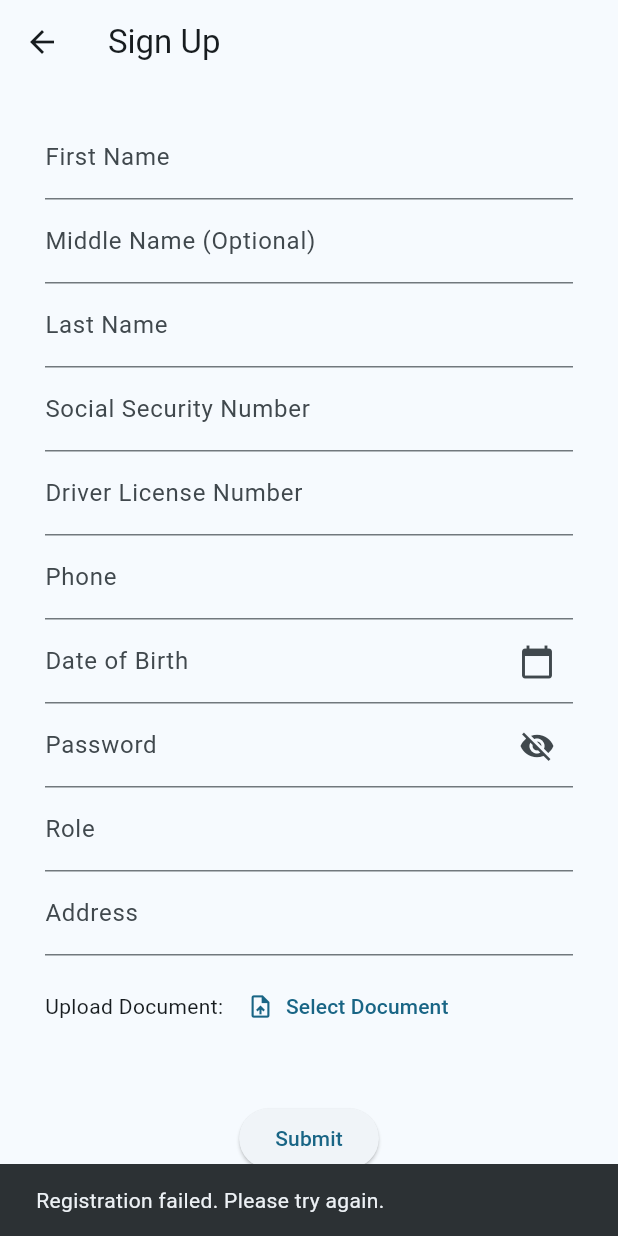
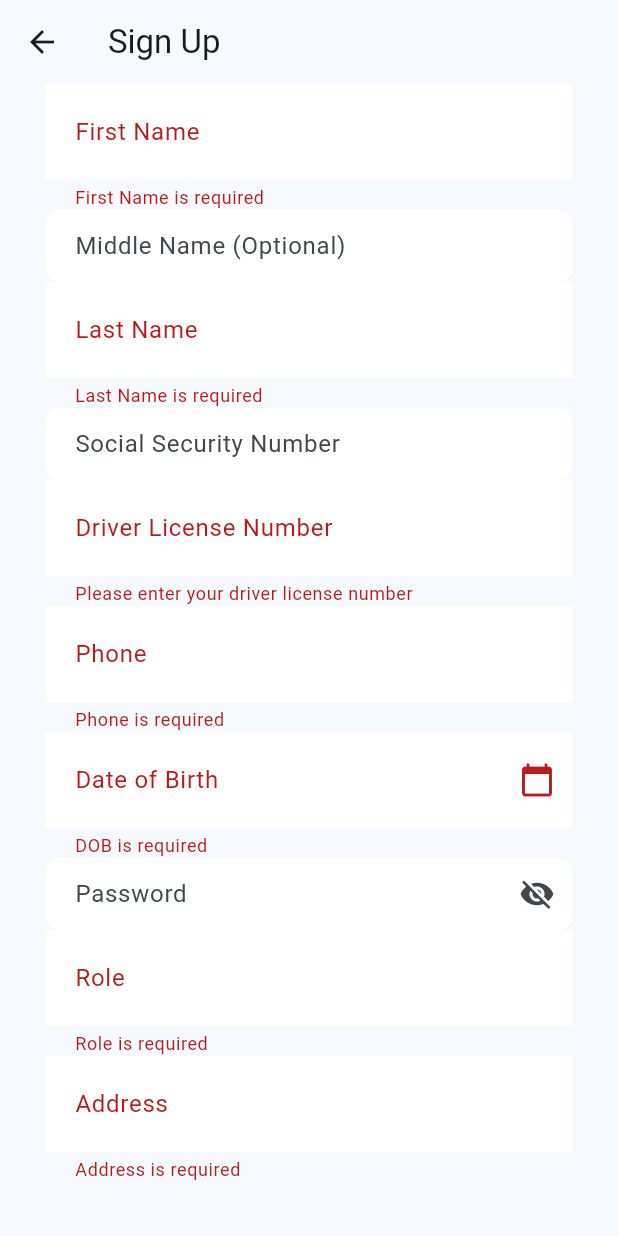
Before and after one commit to appdev-umair/driver_app, a Flutter app: the FormScreen screen opened directly, after a tap on "Submit", on a phone screen of 412 x 824 dp. Run offline on Flutter 3.47's test engine with Material 3 defaults, Android fonts, the phone set to English and light mode, and no system bars; our stand-ins replace dio, file_picker, flutter_social_button, page_transition, shared_preferences; missing offline and left inert: mime_type; accounts and stored records are empty.

```diff
--- a/lib/core/app_export.dart
+++ b/lib/core/app_export.dart
@@ -5,3 +5,8 @@ export 'package:driver_app/core/utils/image_constants.dart';
 export 'package:driver_app/widgets/social_buttons.dart';
 export 'package:page_transition/page_transition.dart';
 export 'package:driver_app/routes/app_routes.dart';
+export 'package:driver_app/model/leads_model.dart';
+export 'package:driver_app/presentation/lead_screen/lead_detail_screen.dart';
+export 'package:driver_app/services/lead_service.dart';
+export 'package:driver_app/services/login_service.dart';
+export 'package:flutter/material.dart';
--- /dev/null
+++ b/lib/model/leads_model.dart
@@ -0,0 +1,40 @@
+class Lead {
+  final String id;
+  final String name;
+  final List<dynamic> driver; // You might want to define a Driver class if it's structured
+  final int items;
+  final String pickupLocation;
+  final String dropoffLocation;
+  final String status;
+  final DateTime createdAt;
+  final DateTime updatedAt;
+  final int v;
+
+  Lead({
+    required this.id,
+    required this.name,
+    required this.driver,
+    required this.items,
+    required this.pickupLocation,
+    required this.dropoffLocation,
+    required this.status,
+    required this.createdAt,
+    required this.updatedAt,
+    required this.v,
+  });
+
+  factory Lead.fromJson(Map<String, dynamic> json) {
+    return Lead(
+      id: json['_id'],
+      name: json['name'],
+      driver: json['driver'],
+      items: json['items'],
+      pickupLocation: json['pickupLocation'],
+      dropoffLocation: json['dropoffLocation'],
+      status: json['status'],
+      createdAt: DateTime.parse(json['createdAt']),
+      updatedAt: DateTime.parse(json['updatedAt']),
+      v: json['__v'],
+    );
+  }
+}
--- a/lib/presentation/form_screen/form_screen.dart
+++ b/lib/presentation/form_screen/form_screen.dart
@@ -1,8 +1,9 @@
+import 'package:driver_app/core/app_export.dart';
 import 'package:driver_app/services/register_service.dart';
+import 'package:file_picker/file_picker.dart';
 import 'package:flutter/material.dart';
 import 'package:flutter/services.dart';
 import 'package:driver_app/core/utils/formatters.dart';
-import 'package:driver_app/presentation/lead_screen/lead_screen.dart';
 
 class FormScreen extends StatefulWidget {
   const FormScreen({Key? key}) : super(key: key);
@@ -15,6 +16,7 @@ class _FormScreenState extends State<FormScreen> {
   final _formKey = GlobalKey<FormState>();
   final TextEditingController _passwordController = TextEditingController();
   bool _obscurePassword = true;
+  bool _isFileUploaded = false;
   TextEditingController dobController = TextEditingController();
   TextEditingController ssnController = TextEditingController();
   DateTime selectedDate = DateTime.now();
@@ -28,9 +30,14 @@ class _FormScreenState extends State<FormScreen> {
   String city = "";
   String zipCode = "";
   String licenseNumber = "";
+  FilePickerResult? fileData;
+
+  String fileName = "";
 
   Future<void> _register() async {
     {
+      if (_formKey.currentState!.validate()) {
+        if (_isFileUploaded) {
           _formKey.currentState!.save();
           // Call the register method from ApiService
           final bool registered = await RegistrationService.register(
@@ -43,22 +50,32 @@ class _FormScreenState extends State<FormScreen> {
               password: _passwordController.text.trim(),
               role: role,
               address: address,
+              fileData: fileData,
+              fileName: fileName);
+          if (registered) {
+            _navigateToLoginScreen();
+          } else {
+            _displaySnackBar("Registration failed. Please try again.");
+          }
+        } else {
+          _displaySnackBar("Please Upload Driving License");
+        }
+      }
+    }
+  }
+
+  _displaySnackBar(String msg) {
+    ScaffoldMessenger.of(context).showSnackBar(
+      SnackBar(content: Text(msg)),
     );
+  }
 
-      if (registered) {
-        // If registration is successful, navigate to the next screen
+  _navigateToLoginScreen() {
     Navigator.pushAndRemoveUntil(
         context,
-          MaterialPageRoute(builder: (context) => const LeadScreen()),
-          (route) => false,
-        );
-      } else {
-        // If registration fails, show an error message
-        ScaffoldMessenger.of(context).showSnackBar(
-          SnackBar(content: Text('Registration failed. Please try again.')),
-        );
-      }
-    }
+        PageTransition(
+            child: const LogInScreen(), type: PageTransitionType.fade),
+        (route) => false);
   }
 
   Future<void> _selectDate(BuildContext context) async {
@@ -75,6 +92,7 @@ class _FormScreenState extends State<FormScreen> {
       });
     }
   }
+
   @override
   Widget build(BuildContext context) {
     return Scaffold(
@@ -203,16 +221,19 @@ class _FormScreenState extends State<FormScreen> {
                   onSaved: (value) => address = value!,
                 ),
 
-                const SizedBox(height: 10),
+                const SizedBox(height: 20),
 
                 Row(
                   children: [
-                    const Text("Upload Document: "),
+                    const Text("Driving License: "),
                     TextButton.icon(
                       onPressed: () => _pickDocument(),
-                      icon: const Icon(Icons.upload_file),
-                      label: const Text("Select Document"),
+                      icon: Icon(_isFileUploaded ? Icons.done : Icons.upload),
+                      label:
+                          Text(_isFileUploaded ? "Uploaded " : "Select File"),
                     ),
+                    const Spacer(),
+                    Text(fileName),
                   ],
                 ),
                 const SizedBox(height: 40),
@@ -231,8 +252,13 @@ class _FormScreenState extends State<FormScreen> {
   }
 
   _pickDocument() async {
-    // Use file_picker or image_picker to handle document selection
-    // Store the selected file data or path somewhere appropriate
-    setState(() {});
+    fileData = await FilePicker.platform.pickFiles();
+    if (fileData != null) {
+      setState(() {
+        fileName = fileData!.files.single.name;
+
+        _isFileUploaded = true;
+      });
     }
   }
+}
--- a/lib/presentation/log_in_screen/log_in_screen.dart
+++ b/lib/presentation/log_in_screen/log_in_screen.dart
@@ -2,6 +2,7 @@ import 'package:driver_app/presentation/form_screen/form_screen.dart';
 import 'package:driver_app/services/login_service.dart';
 import 'package:flutter/material.dart';
 import 'package:driver_app/core/app_export.dart';
+import 'package:shared_preferences/shared_preferences.dart';
 
 class LogInScreen extends StatefulWidget {
   const LogInScreen({Key? key}) : super(key: key);
@@ -38,7 +39,9 @@ class _LogInScreenState extends State<LogInScreen> {
     }
   }
 
-  void _finishLogin() {
+  void _finishLogin() async {
+    SharedPreferences prefs = await SharedPreferences.getInstance();
+    await prefs.setBool('isLoggedIn', true);
     Navigator.pushAndRemoveUntil(
       context,
       MaterialPageRoute(builder: (context) => const LeadScreen()),
--- a/lib/services/register_service.dart
+++ b/lib/services/register_service.dart
@@ -4,10 +4,9 @@ import 'package:driver_app/core/utils/constants.dart';
 import 'package:file_picker/file_picker.dart';
 import 'package:http_parser/http_parser.dart';
 import 'package:mime_type/mime_type.dart'; // Import for MediaType
+import 'package:shared_preferences/shared_preferences.dart';
 
 class RegistrationService {
-  static const String baseUrl = '{{BASE_URL}}';
-
   static Future<bool> register({
     required String firstName,
     required String lastName,
@@ -18,6 +17,8 @@ class RegistrationService {
     required String password,
     required String role,
     required String address,
+    required FilePickerResult? fileData,
+    required String fileName,
   }) async {
     final String registerUrl = '${Constant.baseUrl}/api/v1/user/register';
     final Map<String, String> body = {
@@ -34,11 +35,9 @@ class RegistrationService {
 
     try {
       var dio = Dio();
-      FilePickerResult? result = await FilePicker.platform.pickFiles();
 
-      if (result != null) {
-        Uint8List? bytes = result.files.single.bytes;
-        String fileName = result.files.single.name;
+      if (fileData != null) {
+        Uint8List? bytes = fileData.files.single.bytes;
 
         // Get MIME type using the mime_type package
         String? mimeType = mime(fileName);
@@ -47,11 +46,9 @@ class RegistrationService {
         if (mimeType != null) {
           MediaType? contentType = MediaType.parse(mimeType);
 
-
           if (bytes != null) {
             MultipartFile drivingLicense = MultipartFile.fromBytes(bytes,
                 filename: fileName, contentType: contentType);
-
 
             FormData data = FormData.fromMap({
               ...body,
@@ -59,6 +56,17 @@ class RegistrationService {
             });
 
             var response = await dio.post(registerUrl, data: data);
+
+            if (response.statusCode == 201 || response.statusCode == 200) {
+              // Parse the response
+              Map<String, dynamic> jsonResponse = response.data;
+              String token = jsonResponse['token'];
+              print(token);
+              // Store the token using shared preferences
+              await _saveToken(token);
+
+              return true;
+            }
           }
         } else {
           print("Error: Could not determine MIME type of the file.");
@@ -71,4 +79,9 @@ class RegistrationService {
 
     return false; // Adjust return value based on success or failure
   }
+
+  static Future<void> _saveToken(String token) async {
+    SharedPreferences prefs = await SharedPreferences.getInstance();
+    await prefs.setString('accessToken', token);
+  }
 }
--- /dev/null
+++ b/lib/theme/theme.dart
@@ -0,0 +1,23 @@
+import 'package:flutter/material.dart';
+
+class AppTheme {
+  static final ThemeData lightTheme = ThemeData(
+    colorScheme: ColorScheme.fromSeed(seedColor: Color(0xFF2394C1)),
+    fontFamily: 'Roboto',
+    inputDecorationTheme: InputDecorationTheme(
+      border: InputBorder.none,
+      filled: true,
+      fillColor:
+          Colors.white, // Change to desired background color for text fields
+      contentPadding: EdgeInsets.symmetric(vertical: 12, horizontal: 16),
+      enabledBorder: OutlineInputBorder(
+        borderSide: BorderSide.none,
+        borderRadius: BorderRadius.circular(10),
+      ),
+      focusedBorder: OutlineInputBorder(
+        borderSide: BorderSide.none,
+        borderRadius: BorderRadius.circular(10),
+      ),
+    ),
+  );
+}
--- a/pubspec.yaml
+++ b/pubspec.yaml
@@ -39,11 +39,12 @@ dependencies:
   flutter_social_button: ^1.1.4+1
   page_transition: ^2.1.0
   http: ^1.2.0
-  shared_preferences: ^2.2.2
+  shared_preferences: ^2.0.8
   file_picker: ^6.1.1
-  dio: ^5.4.0
+  dio: ^4.0.0
   mime_type: ^1.0.0
   http_parser: ^4.0.2
+  google_fonts: ^6.1.0
 
 dev_dependencies:
   flutter_test:
```
Also changed, not shown: lib/main.dart (+25 -11 lines), lib/presentation/lead_screen/lead_data/lead_data.dart (deleted, +0 -29 lines), lib/presentation/lead_screen/lead_detail_screen.dart (+69 -11 lines), lib/presentation/lead_screen/lead_model/lead_model.dart (deleted, +0 -16 lines), lib/presentation/lead_screen/lead_screen.dart (+105 -26 lines), lib/services/lead_service.dart (added, +99 -0 lines), lib/services/login_service.dart (+22 -3 lines), lib/services/session.dart (added, +22 -0 lines), lib/presentation/form_screen/logo.jpeg (deleted), lib/services/logo.jpeg (deleted), pubspec.lock, 1 other file. Lines whose indentation alone changed are shown as unchanged.
